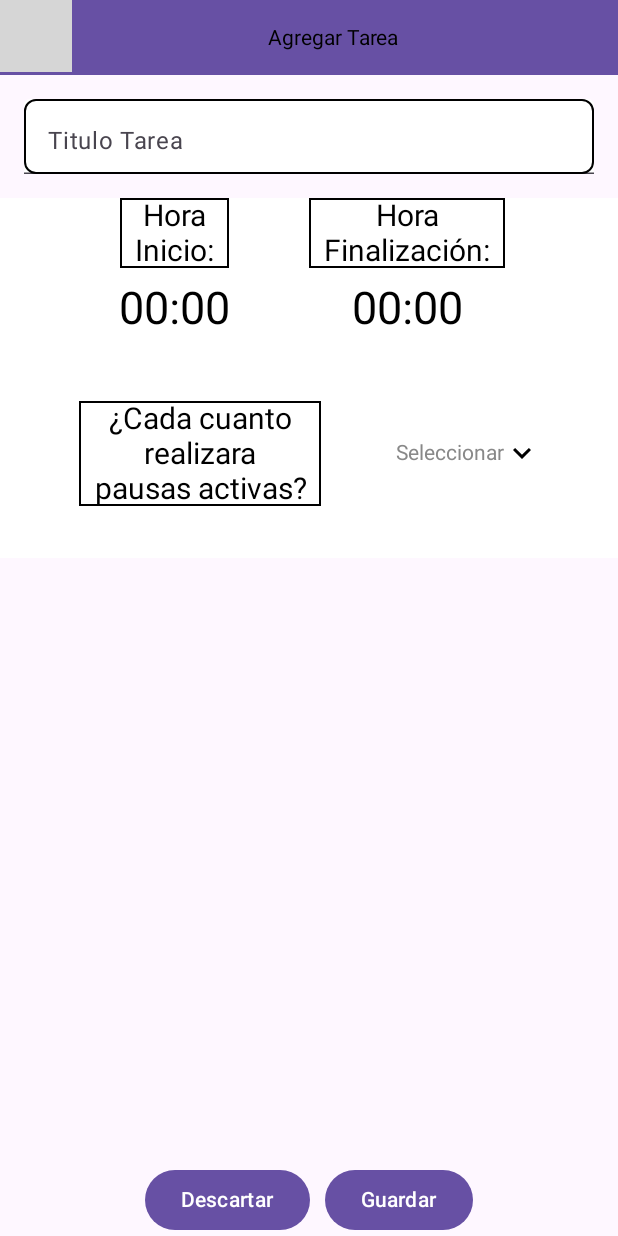
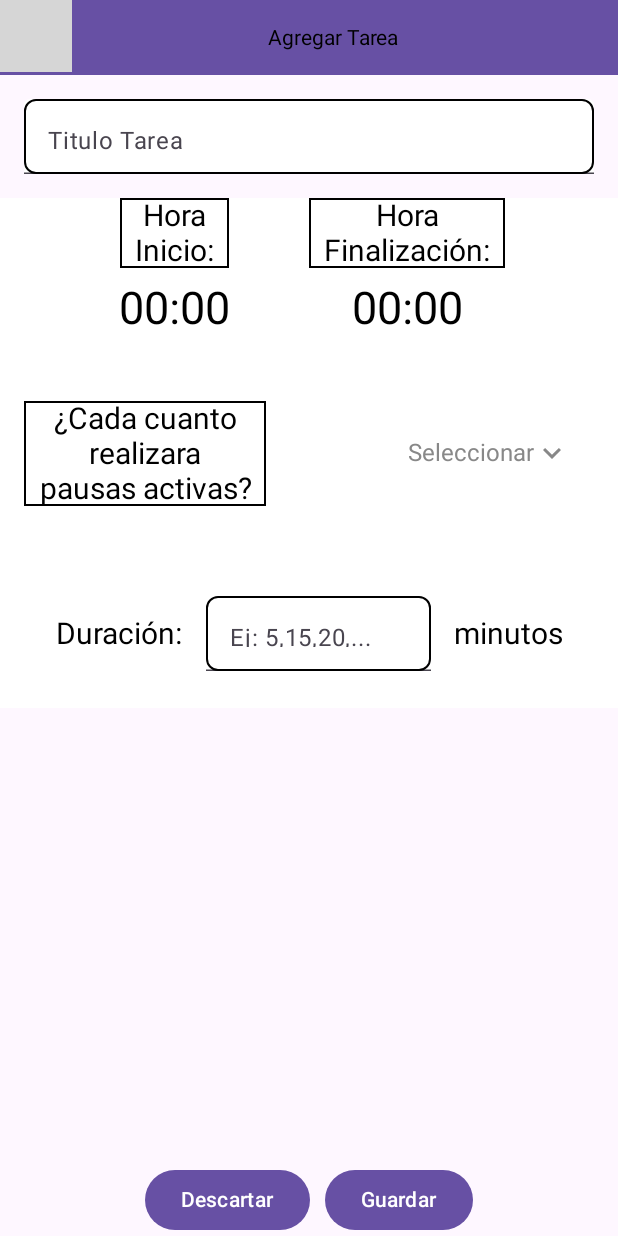
Before and after one commit to fabirian/TaskZen, an Android app built with Jetpack Compose: the @Preview function CreateEditTaskPreview, on a phone screen of 412 x 824 dp. Run offline under Robolectric (Android 15) with nearby library versions, the phone set to English and light mode, and no system bars; libraries missing offline, so code that uses them is left out: com.maxkeppeker.sheets, com.maxkeppeler.sheets; 4 statements that could not run were skipped; grey boxes are pictures that could not be loaded.

Commit message:
pantalla createTask completa

```diff
--- a/app/src/main/java/edu/unicauca/aplimovil/taskzen/MainActivity.kt
+++ b/app/src/main/java/edu/unicauca/aplimovil/taskzen/MainActivity.kt
@@ -6,7 +6,6 @@ import androidx.activity.compose.setContent
 import androidx.compose.material3.MaterialTheme
 import androidx.compose.material3.Surface
 import androidx.compose.runtime.Composable
-import androidx.compose.ui.tooling.preview.Preview
 import androidx.navigation.compose.rememberNavController
 import androidx.navigation.compose.NavHost
 import androidx.navigation.compose.composable
--- a/app/src/main/java/edu/unicauca/aplimovil/taskzen/ui/ManageTask/Create_Edit_Task.kt
+++ b/app/src/main/java/edu/unicauca/aplimovil/taskzen/ui/ManageTask/Create_Edit_Task.kt
@@ -1,6 +1,5 @@
 package edu.unicauca.aplimovil.taskzen.ui.ManageTask
 
-import android.util.Log
 import androidx.compose.foundation.background
 import androidx.compose.foundation.border
 import androidx.compose.foundation.clickable
@@ -41,6 +40,7 @@ import androidx.compose.ui.text.TextStyle
 import androidx.compose.ui.text.style.TextAlign
 import androidx.compose.ui.unit.sp
 import com.maxkeppeker.sheets.core.models.base.SelectionButton
+import com.maxkeppeker.sheets.core.models.base.SheetState
 import com.maxkeppeker.sheets.core.models.base.rememberSheetState
 import com.maxkeppeler.sheets.clock.ClockDialog
 import com.maxkeppeler.sheets.clock.models.ClockSelection
@@ -49,14 +49,21 @@ import com.maxkeppeler.sheets.clock.models.ClockSelection
 @Composable
 fun CreateTask(navController: NavController? = null){
     var titulo by remember { mutableStateOf("") }
-    var horaSeleccionada by remember { mutableStateOf("00:00") }
+    var duracionPausas by remember { mutableStateOf("") }
     var expanded by remember { mutableStateOf(false) }
     var selectedOption by remember { mutableStateOf("Selecciona una opción") }
     var isPlaceholderVisible by remember { mutableStateOf(true) }
-    val clockState = rememberSheetState()
-    ClockDialog(state = clockState, selection = ClockSelection.HoursMinutes{
+    var horaInicio by remember { mutableStateOf("00:00") }
+    var horaFin by remember { mutableStateOf("00:00") }
+    val clockStateInicio = rememberSheetState()
+    val clockStateFin = rememberSheetState()
+    ClockDialog(state = clockStateInicio, selection = ClockSelection.HoursMinutes{
             horas, minutos ->
-        horaSeleccionada = "$horas:$minutos"
+        horaInicio = "$horas:$minutos"
+    })
+    ClockDialog(state = clockStateFin, selection = ClockSelection.HoursMinutes{
+            horas, minutos ->
+        horaFin = "$horas:$minutos"
     })
 
     Column(
@@ -139,12 +146,12 @@ fun CreateTask(navController: NavController? = null){
                             .border(1.dp, Color.Black)
                             .padding(10.dp, 0.dp))
                     IconButton(
-                        onClick = { clockState.show() },
+                        onClick = { clockStateInicio.show() },
                         modifier = Modifier
                             .height(60.dp)
                             .width(80.dp)) {
                         Text(
-                            text = horaSeleccionada,
+                            text = horaInicio,
                             style = TextStyle(fontSize = 30.sp))
                     }
 
@@ -162,12 +169,12 @@ fun CreateTask(navController: NavController? = null){
                             .border(1.dp, Color.Black)
                             .padding(10.dp, 0.dp))
                     IconButton(
-                        onClick = { clockState.show() },
+                        onClick = { clockStateFin.show() },
                         modifier = Modifier
                             .height(60.dp)
                             .width(80.dp)) {
                         Text(
-                            text = horaSeleccionada,
+                            text = horaFin,
                             style = TextStyle(fontSize = 30.sp))
                     }
                 }
@@ -177,7 +184,7 @@ fun CreateTask(navController: NavController? = null){
                     .fillMaxWidth()
                     .padding(16.dp, 20.dp)
                     .height(100.dp),
-                horizontalArrangement = Arrangement.Center,
+                horizontalArrangement = Arrangement.SpaceBetween,
                 verticalAlignment = Alignment.CenterVertically
             ){
                 Text(
@@ -191,26 +198,33 @@ fun CreateTask(navController: NavController? = null){
 
                 Spacer(modifier = Modifier.width(50.dp))
 
+                Column{
                     DropdownMenu(
                         expanded = expanded,
                         onDismissRequest = { expanded = false }
                     ) {
                         DropdownMenuItem(
-                        text = { Text("Option 1") },
+                            text = { Text("30 minutos") },
                             onClick = {
-                            selectedOption = "Option 1"
+                                selectedOption = "00:30"
                                 expanded = false
                                 isPlaceholderVisible = false})
                         DropdownMenuItem(
-                        text = { Text("Option 2") },
+                            text = { Text("1 hora") },
                             onClick = {
-                            selectedOption = "Option 2"
+                                selectedOption = "01:00"
                                 expanded = false
                                 isPlaceholderVisible = false})
                         DropdownMenuItem(
-                        text = { Text("Option 3") },
+                            text = { Text("1 hora 30 minutos") },
                             onClick = {
-                            selectedOption = "Option 3"
+                                selectedOption = "01:30"
+                                expanded = false
+                                isPlaceholderVisible = false})
+                        DropdownMenuItem(
+                            text = { Text("2 horas") },
+                            onClick = {
+                                selectedOption = "02:00"
                                 expanded = false
                                 isPlaceholderVisible = false})
                     }
@@ -219,21 +233,71 @@ fun CreateTask(navController: NavController? = null){
                             .clickable { expanded = true }
                     ) {
                         Row(
-                        verticalAlignment = Alignment.CenterVertically,
-                        horizontalArrangement = Arrangement.SpaceBetween
+                            modifier = Modifier
+                                .padding(16.dp),
+                            verticalAlignment = Alignment.CenterVertically
                         ) {
                             if (isPlaceholderVisible) {
-                            Text("Seleccionar", color = Color.Gray)
+                                Text(
+                                    text = "Seleccionar",
+                                    color = Color.Gray,
+                                    textAlign = TextAlign.Center,
+                                    style = TextStyle(fontSize = 16.sp))
+                                Icon(
+                                    imageVector = Icons.Default.KeyboardArrowDown,
+                                    contentDescription = null,
+                                    tint = Color.Gray
+                                )
+                            } else {
+                                Text(
+                                    text = selectedOption,
+                                    textAlign = TextAlign.Center,
+                                    style = TextStyle(fontSize = 16.sp))
                                 Icon(
                                     imageVector = Icons.Default.KeyboardArrowDown,
                                     contentDescription = null
                                 )
-                        } else {
-                            Text(selectedOption)
                             }
                         }
                     }
-
+                }
+            }
+            Row(
+                modifier = Modifier
+                    .fillMaxWidth()
+                    .height(100.dp)
+                    .padding(16.dp),
+                horizontalArrangement = Arrangement.Center,
+                verticalAlignment = Alignment.CenterVertically
+            ){
+                Text(
+                    text= "Duración:",
+                    textAlign = TextAlign.Center,
+                    style = TextStyle(
+                        fontSize = 20.sp),
+                    modifier = Modifier
+                        .padding(end = 15.dp))
+                TextField(
+                    value = duracionPausas,
+                    onValueChange = { newValue ->
+                        val number = newValue.toIntOrNull()
+                        if (number != null && number in 5..60) {
+                            duracionPausas = newValue
+                        }
+                    },
+                    placeholder = { Text("Ej: 5,15,20,...") },
+                    colors = TextFieldDefaults.textFieldColors(containerColor = Color.White),
+                    modifier = Modifier
+                        .border(1.dp, Color.Black, RoundedCornerShape(8.dp))
+                        .height(50.dp)
+                        .width(150.dp))
+                Text(
+                    text= "minutos",
+                    textAlign = TextAlign.Center,
+                    style = TextStyle(
+                        fontSize = 20.sp),
+                    modifier = Modifier
+                        .padding(start = 15.dp))
             }
         }
         Row(
@@ -243,13 +307,22 @@ fun CreateTask(navController: NavController? = null){
             horizontalArrangement = Arrangement.Center
 
         ){
-            Button(onClick = { /*TODO*/ }) {
+            Button(onClick = {
+                if (navController != null){
+                    navController.navigate("pantallaPrincipal")
+                }}) {
                 Text(text = "Descartar")
             }
 
             Spacer(modifier = Modifier.width(10.dp))
 
-            Button(onClick = { /*TODO*/ }){
+            Button(onClick = {
+                val taskViewModel = TaskViewModel()
+                taskViewModel.addTarea(Tarea(taskViewModel.getTareas().last().id,horaInicio,horaFin,titulo,duracionPausas,selectedOption))
+                if (navController != null){
+                    navController.navigate("pantallaPrincipal")
+                }
+            }){
                 Text(text = "Guardar")
             }
         }
```
Also changed, not shown: app/build.gradle.kts (+7 -3 lines), app/src/main/java/edu/unicauca/aplimovil/taskzen/ui/ManageTask/ListTaskScreen.kt (+7 -11 lines), app/src/main/java/edu/unicauca/aplimovil/taskzen/ui/ManageTask/Tarea.kt (added, +10 -0 lines), app/src/main/java/edu/unicauca/aplimovil/taskzen/ui/ManageTask/TaskViewModel.kt (added, +22 -0 lines). Lines whose indentation alone changed are shown as unchanged.
